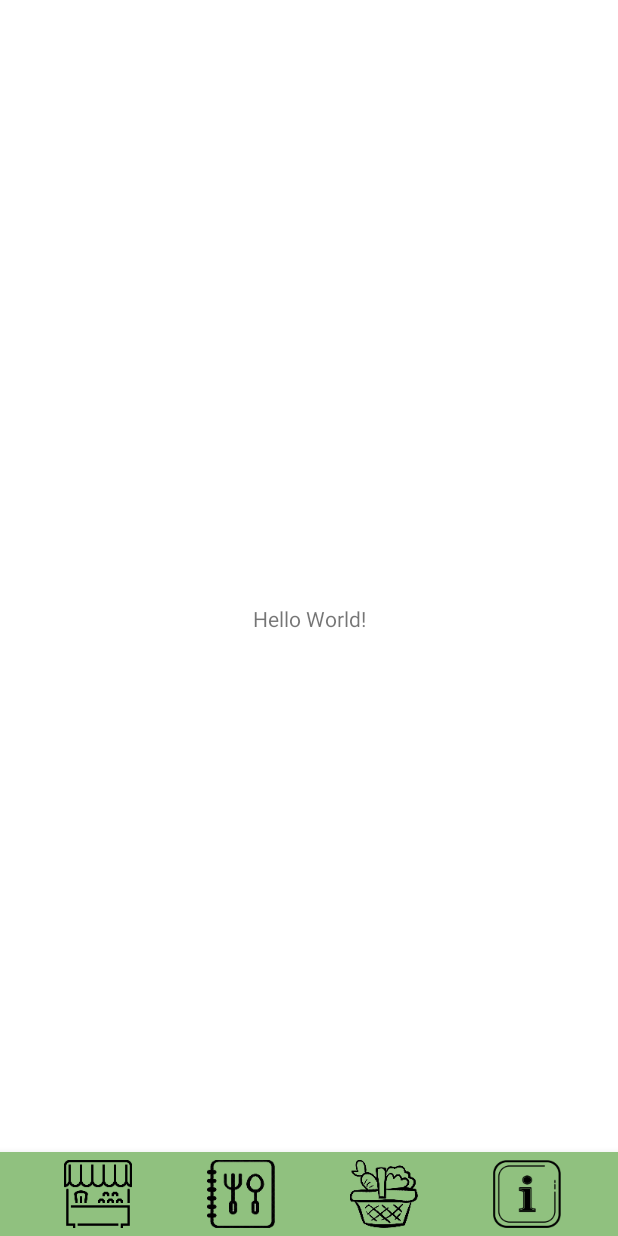
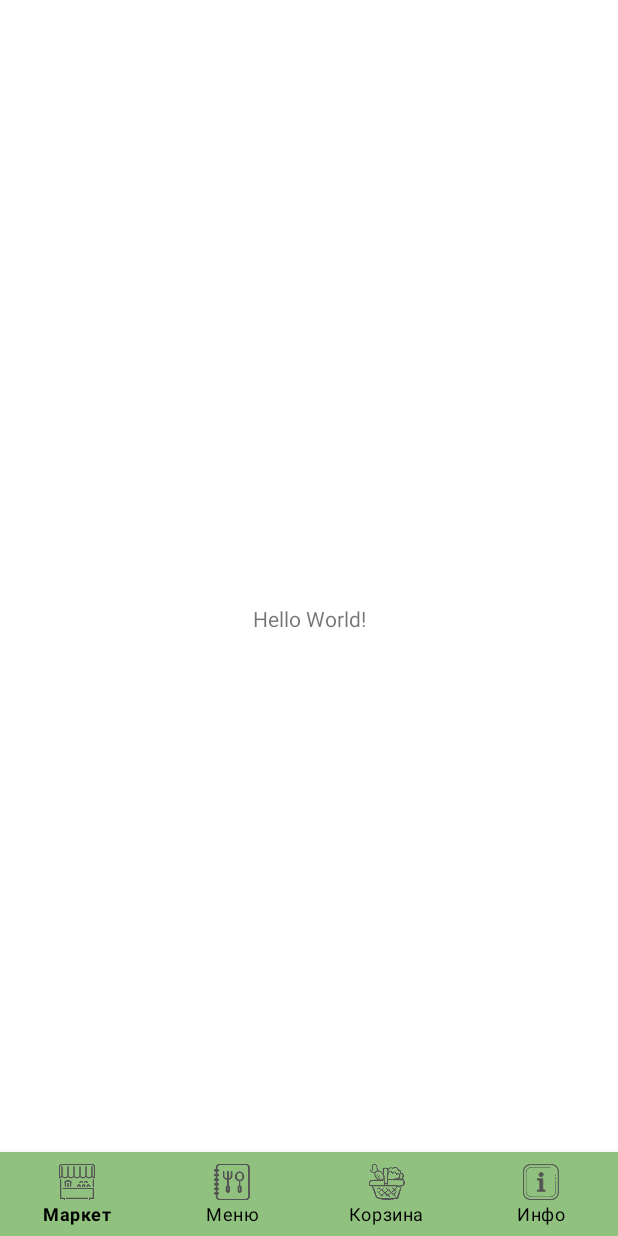
Before and after one commit to Ephemerayne/Nyx.FarmShop, an Android app: the screen it shows after launch (MainActivity), on a phone screen of 412 x 824 dp. Run offline under Robolectric (Android 15) with nearby library versions, the phone set to English and light mode, and no system bars.

Commit message:
added menu

```diff
--- a/app/build.gradle
+++ b/app/build.gradle
@@ -33,6 +33,8 @@ android {
             jcenter()
         }
     }
+
+
 }
 
 dependencies {
@@ -40,8 +42,11 @@ dependencies {
     implementation 'androidx.appcompat:appcompat:1.2.0'
     implementation 'com.google.android.material:material:1.2.1'
     implementation 'androidx.constraintlayout:constraintlayout:2.0.4'
+    implementation 'androidx.legacy:legacy-support-v4:1.0.0'
     testImplementation 'junit:junit:4.+'
     androidTestImplementation 'androidx.test.ext:junit:1.1.2'
     androidTestImplementation 'androidx.test.espresso:espresso-core:3.3.0'
     implementation 'com.google.android.material:material:1.2.1'
+    implementation 'com.google.android.material:material:1.3.0-alpha04'
+
 }
--- a/app/src/main/java/space/lala/nyxfarmshop/MainActivity.java
+++ b/app/src/main/java/space/lala/nyxfarmshop/MainActivity.java
@@ -2,6 +2,8 @@ package space.lala.nyxfarmshop;
 
 import android.os.Bundle;
 import android.view.MenuItem;
+import android.view.View;
+import android.widget.ImageView;
 
 import androidx.annotation.NonNull;
 import androidx.appcompat.app.AppCompatActivity;
@@ -11,6 +13,7 @@ import com.google.android.material.bottomnavigation.BottomNavigationView;
 public class MainActivity extends AppCompatActivity {
 
     private BottomNavigationView bottomNavigation;
+
     @Override
     protected void onCreate(Bundle savedInstanceState) {
         setTheme(R.style.Theme_NyxFarmShop);
@@ -23,14 +26,16 @@ public class MainActivity extends AppCompatActivity {
             public boolean onNavigationItemSelected(@NonNull MenuItem item) {
                 switch (item.getItemId()) {
                     case R.id.item_1:
-
-                       return true;
+                        break;
                     case R.id.item_2:
-
-                       return true;
+                        break;
+                    case R.id.item_3:
+                    case R.id.item_4:
                 }
                 return false;
             }
         });
+
+
     }
 }
--- a/app/src/main/res/layout/activity_main.xml
+++ b/app/src/main/res/layout/activity_main.xml
@@ -21,62 +21,14 @@
         android:id="@+id/bottom_navigation"
         android:layout_width="match_parent"
         android:layout_height="wrap_content"
-
-        android:background="#90C17F"
-        android:backgroundTintMode="multiply"
-        android:visibility="visible"
+        android:layout_gravity="bottom"
+        app:backgroundTint="#90C17F"
         app:layout_constraintBottom_toBottomOf="parent"
         app:layout_constraintEnd_toEndOf="parent"
-        app:layout_constraintStart_toStartOf="parent">
-
-        <LinearLayout
-            android:id="@+id/navigation_space"
-            android:layout_width="match_parent"
-            android:layout_height="match_parent"
-            android:orientation="horizontal">
-
-            <ImageView
-                android:id="@+id/img_shop"
-                android:layout_width="wrap_content"
-                android:layout_height="wrap_content"
-                android:layout_marginStart="35dp"
-                android:layout_marginTop="5dp"
-                android:layout_marginBottom="5dp"
-                android:contentDescription="@string/icon_shop_description"
-                android:src="@mipmap/shop" />
-
-            <ImageView
-                android:id="@+id/img_food"
-                android:layout_width="wrap_content"
-                android:layout_height="wrap_content"
-                android:layout_marginStart="35dp"
-                android:layout_marginTop="5dp"
-                android:layout_marginBottom="5dp"
-                android:contentDescription="@string/icon_food_description"
-                android:src="@mipmap/food" />
-
-            <ImageView
-                android:id="@+id/img_basket"
-                android:layout_width="wrap_content"
-                android:layout_height="wrap_content"
-                android:layout_marginStart="35dp"
-                android:layout_marginTop="5dp"
-                android:layout_marginBottom="5dp"
-                android:contentDescription="@string/icon_basket_description"
-                android:src="@mipmap/basket" />
-
-            <ImageView
-                android:id="@+id/img_info"
-                android:layout_width="wrap_content"
-                android:layout_height="wrap_content"
-                android:layout_marginStart="35dp"
-                android:layout_marginTop="5dp"
-                android:layout_marginBottom="5dp"
-                android:contentDescription="@string/icon_info_description"
-                android:src="@mipmap/info" />
-
-        </LinearLayout>
-
-    </com.google.android.material.bottomnavigation.BottomNavigationView>
+        app:layout_constraintStart_toStartOf="parent"
+        app:itemIconTint="#535353"
+        app:itemTextColor="@color/black"
+        app:menu="@menu/bottom_navigation_menu"
+        app:labelVisibilityMode="labeled"/>
 
 </androidx.constraintlayout.widget.ConstraintLayout>
--- a/app/src/main/res/layout/bottom_navigation_menu.xml
+++ /dev/null
@@ -1,16 +0,0 @@
-<?xml version="1.0" encoding="utf-8"?>
-<menu
-    xmlns:android="http://schemas.android.com/apk/res/android"
-    android:layout_height="wrap_content"
-    android:layout_width="match_parent">
-   <item
-    android:id="@+id/item_1"
-    android:enabled="true"
-    android:icon="@mipmap/shop"
-    android:title="@string/shop"/>
-    <item
-        android:id="@+id/item_2"
-        android:enabled="true"
-        android:icon="@mipmap/food"
-        android:title="@string/food"/>
-</menu>
--- /dev/null
+++ b/app/src/main/res/menu/bottom_navigation_menu.xml
@@ -0,0 +1,25 @@
+<?xml version="1.0" encoding="utf-8"?>
+<menu xmlns:android="http://schemas.android.com/apk/res/android">
+    <item
+        android:id="@+id/item_1"
+        android:enabled="true"
+        android:icon="@mipmap/shop"
+        android:title="@string/shop" />
+    <item
+        android:id="@+id/item_2"
+        android:enabled="true"
+        android:icon="@mipmap/food"
+        android:title="@string/food" />
+
+    <item
+        android:id="@+id/item_3"
+        android:enabled="true"
+        android:icon="@mipmap/basket"
+        android:title="@string/basket" />
+
+    <item
+        android:id="@+id/item_4"
+        android:enabled="true"
+        android:icon="@mipmap/info"
+        android:title="@string/info" />
+</menu>
--- a/app/src/main/res/values/strings.xml
+++ b/app/src/main/res/values/strings.xml
@@ -2,9 +2,10 @@
     <string name="app_name">Nyx.FarmShop</string>
     <string name="shop">Маркет</string>
     <string name="food">Меню</string>
+    <string name="basket">Корзина</string>
+    <string name="info">Инфо</string>
     <string name="icon_shop_description">Иконка магазина</string>
     <string name="icon_food_description">Иконка меню</string>
     <string name="icon_basket_description">Иконка корзины</string>
     <string name="icon_info_description">Иконка информации</string>
-
 </resources>
```
Lines whose indentation alone changed are shown as unchanged.
